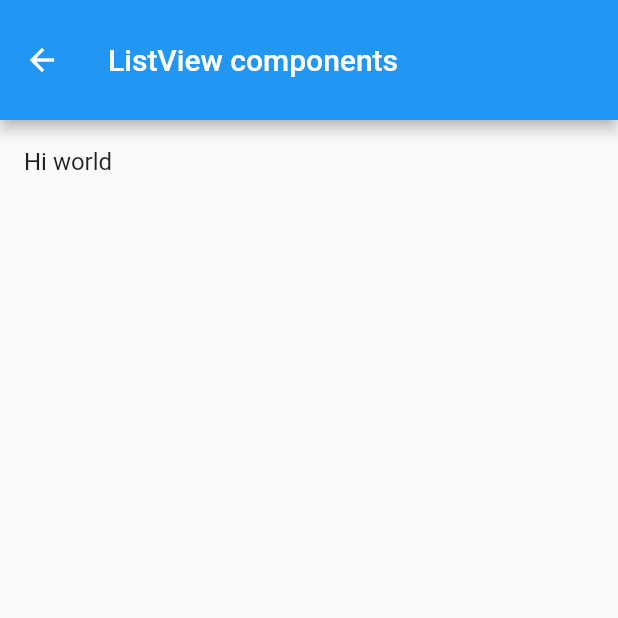
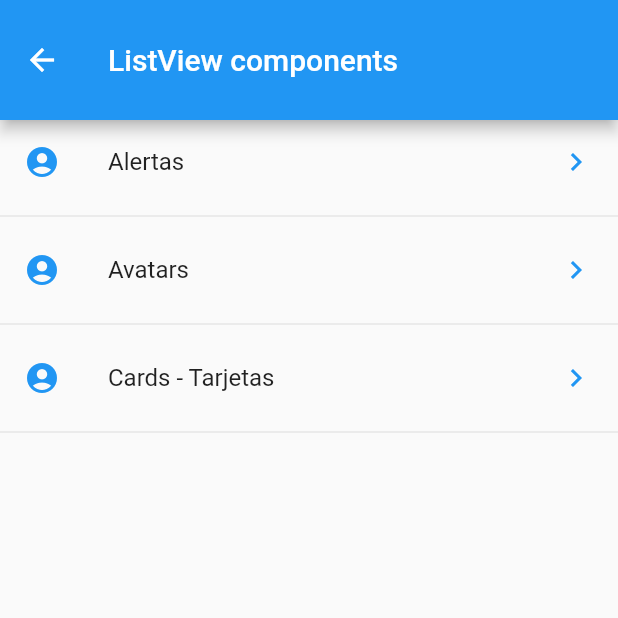
Before and after one commit to gonzalo-droid/flutter_widget, a Flutter app: the screen it shows after launch, on a phone screen of 412 x 824 dp, the top half of it. Run offline on Flutter 3.47's test engine with Material 2 defaults, Android fonts, the phone set to English and light mode, and no system bars.

Commit message:
convert json->map!

```diff
--- /dev/null
+++ b/data/menu_opts.json
@@ -0,0 +1,20 @@
+{
+    "nombreApp" : "Componentes",
+    "rutas" : [
+        {
+            "ruta" : "alert",
+            "icon" : "add_alert",
+            "texto": "Alertas"
+        },
+        {
+            "ruta" : "avatar",
+            "icon" : "accessibility",
+            "texto": "Avatars"
+        },
+        {
+            "ruta" : "card",
+            "icon" : "folder_open",
+            "texto": "Cards - Tarjetas"
+        }
+    ]
+}
--- a/lib/src/pages/home_page.dart
+++ b/lib/src/pages/home_page.dart
@@ -1,4 +1,5 @@
 import 'package:flutter/material.dart';
+import 'package:flutter_widget/src/providers/menu_provider.dart';
 
 class HomePage extends StatelessWidget {
   @override
@@ -14,17 +15,42 @@ class HomePage extends StatelessWidget {
   }
 
   Widget _list() {
-    return ListView(
-      children: _listItems(),
+    //cuando no futuro retorna vacio ya que al iniciar aun no carga el json
+    // print(menuProvider.options);
+
+    //option para cargar data no recomendable es lenta
+    // menuProvider.loadData().then((options) {
+    //   print('_list');
+    //   print(options);
+    // });
+
+    return FutureBuilder(
+      future: menuProvider.loadData(), //retorna Future
+      initialData: [],
+      builder: (BuildContext context, AsyncSnapshot<List<dynamic>> snapshot) {
+        return ListView(
+          children: _listItems(snapshot.data),
+        );
+      },
     );
   }
 
-  List<Widget> _listItems() {
-     return [
-       ListTile(
-         title:Text('Hi world'),
-       )
+  List<Widget> _listItems(List<dynamic> data) {
+    final List<Widget> options = [];
 
-     ];
-   }
+    data.forEach((element) {
+      final widgetTemp = ListTile(
+        title: Text(element['texto']),
+        leading: Icon(Icons.account_circle, color: Colors.blue),
+        trailing: Icon(Icons.keyboard_arrow_right, color: Colors.blue),
+        onTap: () {},
+      );
+
+      options
+        ..add(widgetTemp)
+        ..add(Divider());
+    });
+
+    return options;
+  }
 }
--- a/pubspec.yaml
+++ b/pubspec.yaml
@@ -45,7 +45,8 @@ flutter:
   uses-material-design: true
 
   # To add assets to your application, add an assets section, like this:
-  # assets:
+  assets:
+    - data/menu_opts.json
   #   - images/a_dot_burr.jpeg
   #   - images/a_dot_ham.jpeg
 
```
Also changed, not shown: lib/src/providers/menu_provider.dart (added, +25 -0 lines).
